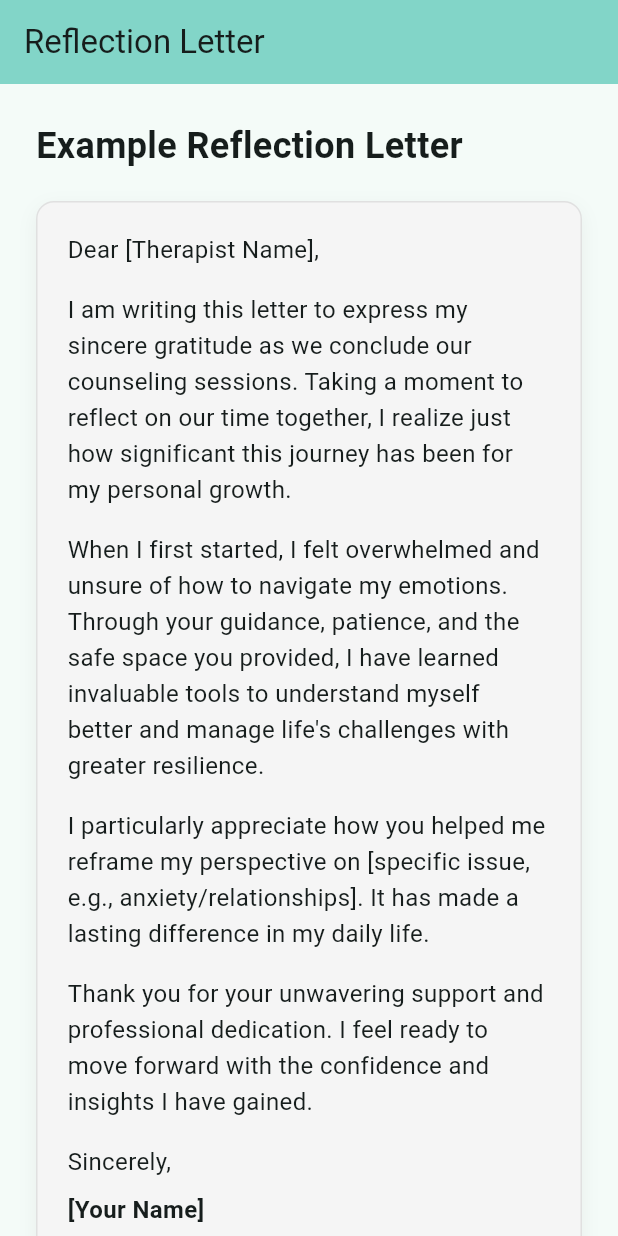
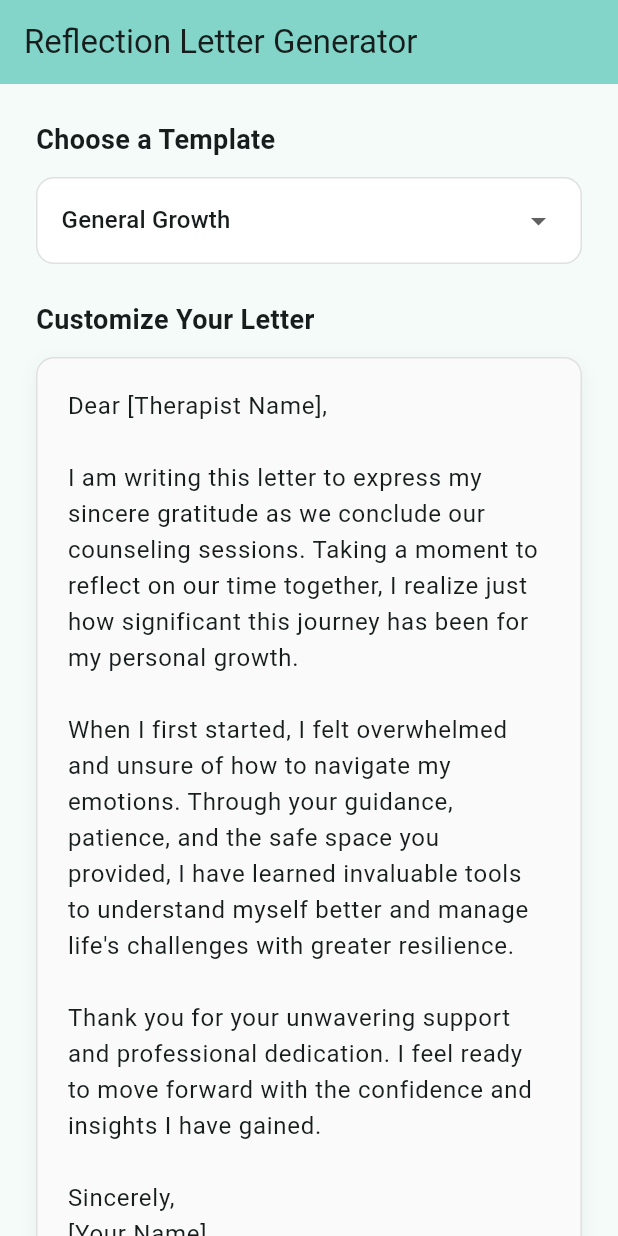
Before and after one commit to could-ai/019acc35-d08b-799b-925f-0cf7ac3dc359, a Flutter app: the screen it shows after launch, on a phone screen of 412 x 824 dp. Run offline on Flutter 3.47's test engine with Material 3 defaults, Android fonts, the phone set to English and light mode, and no system bars.

Commit message:
Refactored ReflectionLetterScreen to be stateful, added multiple letter templates (General, Breakthrough, Short), and enabled text editing so users can customize the letter before copying.

```diff
--- a/usr/lib/reflection_letter_screen.dart
+++ b/usr/lib/reflection_letter_screen.dart
@@ -1,13 +1,86 @@
 import 'package:flutter/material.dart';
+import 'package:flutter/services.dart';
 
-class ReflectionLetterScreen extends StatelessWidget {
+class ReflectionLetterScreen extends StatefulWidget {
   const ReflectionLetterScreen({super.key});
+
+  @override
+  State<ReflectionLetterScreen> createState() => _ReflectionLetterScreenState();
+}
+
+class _ReflectionLetterScreenState extends State<ReflectionLetterScreen> {
+  final TextEditingController _bodyController = TextEditingController();
+  String _selectedTemplate = 'General Growth';
+
+  final Map<String, String> _templates = {
+    'General Growth': '''Dear [Therapist Name],
+
+I am writing this letter to express my sincere gratitude as we conclude our counseling sessions. Taking a moment to reflect on our time together, I realize just how significant this journey has been for my personal growth.
+
+When I first started, I felt overwhelmed and unsure of how to navigate my emotions. Through your guidance, patience, and the safe space you provided, I have learned invaluable tools to understand myself better and manage life's challenges with greater resilience.
+
+Thank you for your unwavering support and professional dedication. I feel ready to move forward with the confidence and insights I have gained.
+
+Sincerely,
+[Your Name]''',
+    'Specific Breakthrough': '''Dear [Therapist Name],
+
+As we finish our sessions, I wanted to specifically thank you for helping me work through [Specific Issue/Trauma].
+
+Before our work together, I felt stuck in patterns that I couldn't break. Your ability to help me reframe my perspective and the practical strategies you shared have made a tangible difference in my daily life. I particularly appreciate the moment when we discussed [Specific Insight], which was a turning point for me.
+
+I am leaving therapy feeling more empowered and capable of handling future challenges.
+
+With gratitude,
+[Your Name]''',
+    'Short & Professional': '''Dear [Therapist Name],
+
+I am writing to thank you for your support and guidance during our time working together.
+
+Our sessions have provided me with the clarity and tools I needed to move forward. I appreciate your professional insight and the safe environment you created for me to explore my thoughts.
+
+I wish you all the best in your practice.
+
+Best regards,
+[Your Name]'''
+  };
+
+  @override
+  void initState() {
+    super.initState();
+    _bodyController.text = _templates[_selectedTemplate]!;
+  }
+
+  @override
+  void dispose() {
+    _bodyController.dispose();
+    super.dispose();
+  }
+
+  void _updateTemplate(String? newValue) {
+    if (newValue != null) {
+      setState(() {
+        _selectedTemplate = newValue;
+        _bodyController.text = _templates[newValue]!;
+      });
+    }
+  }
+
+  void _copyToClipboard() {
+    Clipboard.setData(ClipboardData(text: _bodyController.text));
+    ScaffoldMessenger.of(context).showSnackBar(
+      const SnackBar(
+        content: Text('Letter copied to clipboard!'),
+        behavior: SnackBarBehavior.floating,
+      ),
+    );
+  }
 
   @override
   Widget build(BuildContext context) {
     return Scaffold(
       appBar: AppBar(
-        title: const Text('Reflection Letter'),
+        title: const Text('Reflection Letter Generator'),
         backgroundColor: Theme.of(context).colorScheme.inversePrimary,
       ),
       body: SingleChildScrollView(
@@ -16,19 +89,48 @@ class ReflectionLetterScreen extends StatelessWidget {
           crossAxisAlignment: CrossAxisAlignment.start,
           children: [
             const Text(
-              'Example Reflection Letter',
+              'Choose a Template',
               style: TextStyle(
-                fontSize: 24,
+                fontSize: 18,
                 fontWeight: FontWeight.bold,
               ),
             ),
-            const SizedBox(height: 20),
+            const SizedBox(height: 12),
             Container(
-              padding: const EdgeInsets.all(20),
+              padding: const EdgeInsets.symmetric(horizontal: 16, vertical: 4),
               decoration: BoxDecoration(
-                color: Colors.grey[100],
+                color: Colors.white,
                 borderRadius: BorderRadius.circular(12),
-                border: Border.all(color: Colors.grey[300]!),
+                border: Border.all(color: Colors.grey.shade300),
+              ),
+              child: DropdownButtonHideUnderline(
+                child: DropdownButton<String>(
+                  value: _selectedTemplate,
+                  isExpanded: true,
+                  items: _templates.keys.map((String value) {
+                    return DropdownMenuItem<String>(
+                      value: value,
+                      child: Text(value),
+                    );
+                  }).toList(),
+                  onChanged: _updateTemplate,
+                ),
+              ),
+            ),
+            const SizedBox(height: 24),
+            const Text(
+              'Customize Your Letter',
+              style: TextStyle(
+                fontSize: 18,
+                fontWeight: FontWeight.bold,
+              ),
+            ),
+            const SizedBox(height: 12),
+            Container(
+              decoration: BoxDecoration(
+                color: Colors.grey[50],
+                borderRadius: BorderRadius.circular(12),
+                border: Border.all(color: Colors.grey.shade300),
                 boxShadow: [
                   BoxShadow(
                     color: Colors.black.withOpacity(0.05),
@@ -37,60 +139,30 @@ class ReflectionLetterScreen extends StatelessWidget {
                   ),
                 ],
               ),
-              child: const Column(
-                crossAxisAlignment: CrossAxisAlignment.start,
-                children: [
-                  Text(
-                    'Dear [Therapist Name],',
-                    style: TextStyle(fontSize: 16, height: 1.5),
-                  ),
-                  SizedBox(height: 16),
-                  Text(
-                    'I am writing this letter to express my sincere gratitude as we conclude our counseling sessions. Taking a moment to reflect on our time together, I realize just how significant this journey has been for my personal growth.',
-                    style: TextStyle(fontSize: 16, height: 1.5),
-                  ),
-                  SizedBox(height: 16),
-                  Text(
-                    'When I first started, I felt overwhelmed and unsure of how to navigate my emotions. Through your guidance, patience, and the safe space you provided, I have learned invaluable tools to understand myself better and manage life\'s challenges with greater resilience.',
-                    style: TextStyle(fontSize: 16, height: 1.5),
-                  ),
-                  SizedBox(height: 16),
-                  Text(
-                    'I particularly appreciate how you helped me reframe my perspective on [specific issue, e.g., anxiety/relationships]. It has made a lasting difference in my daily life.',
-                    style: TextStyle(fontSize: 16, height: 1.5),
-                  ),
-                  SizedBox(height: 16),
-                  Text(
-                    'Thank you for your unwavering support and professional dedication. I feel ready to move forward with the confidence and insights I have gained.',
-                    style: TextStyle(fontSize: 16, height: 1.5),
-                  ),
-                  SizedBox(height: 16),
-                  Text(
-                    'Sincerely,',
-                    style: TextStyle(fontSize: 16, height: 1.5),
-                  ),
-                  SizedBox(height: 8),
-                  Text(
-                    '[Your Name]',
-                    style: TextStyle(fontSize: 16, height: 1.5, fontWeight: FontWeight.bold),
-                  ),
-                ],
+              child: TextField(
+                controller: _bodyController,
+                maxLines: null,
+                minLines: 10,
+                decoration: const InputDecoration(
+                  contentPadding: EdgeInsets.all(20),
+                  border: InputBorder.none,
+                  hintText: 'Edit your letter here...',
+                ),
+                style: const TextStyle(fontSize: 16, height: 1.5),
               ),
             ),
             const SizedBox(height: 30),
             SizedBox(
               width: double.infinity,
-              child: ElevatedButton.icon(
-                onPressed: () {
-                  // Placeholder action for copying or sending
-                  ScaffoldMessenger.of(context).showSnackBar(
-                    const SnackBar(content: Text('Letter template copied to clipboard!')),
-                  );
-                },
+              child: FilledButton.icon(
+                onPressed: _copyToClipboard,
                 icon: const Icon(Icons.copy),
                 label: const Text('Copy to Clipboard'),
-                style: ElevatedButton.styleFrom(
+                style: FilledButton.styleFrom(
                   padding: const EdgeInsets.symmetric(vertical: 16),
+                  shape: RoundedRectangleBorder(
+                    borderRadius: BorderRadius.circular(12),
+                  ),
                 ),
               ),
             ),
```
